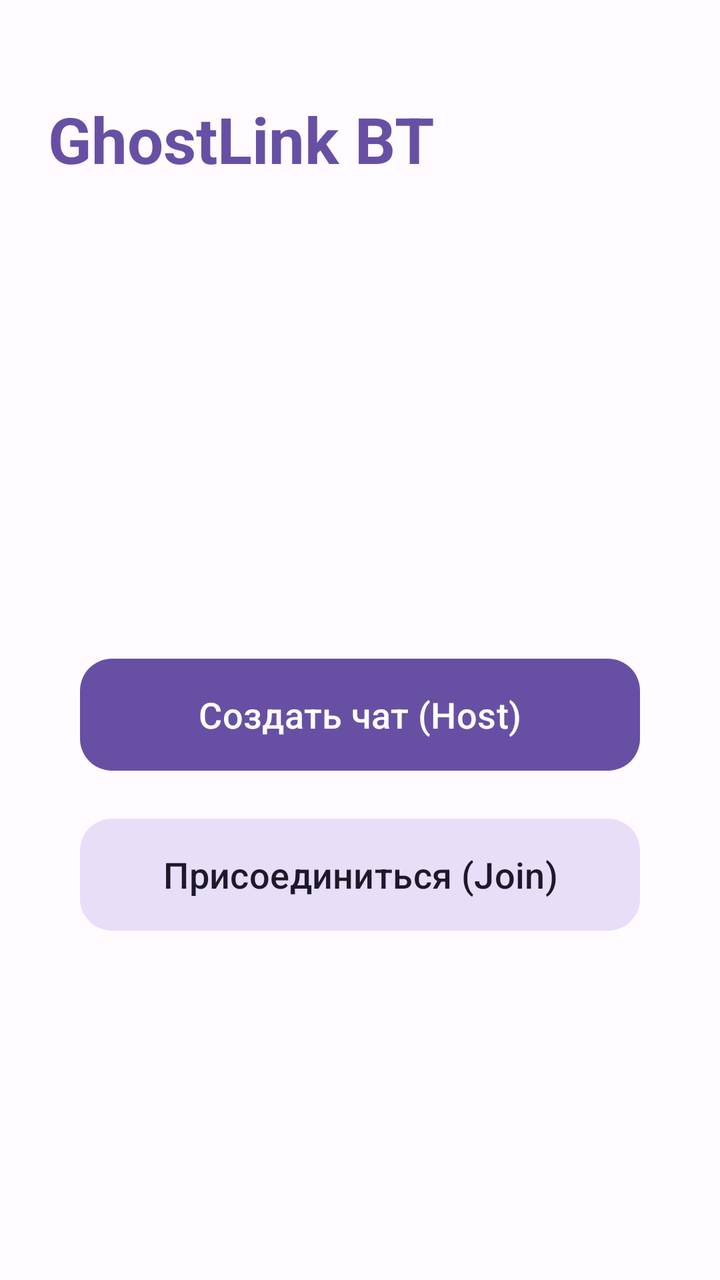
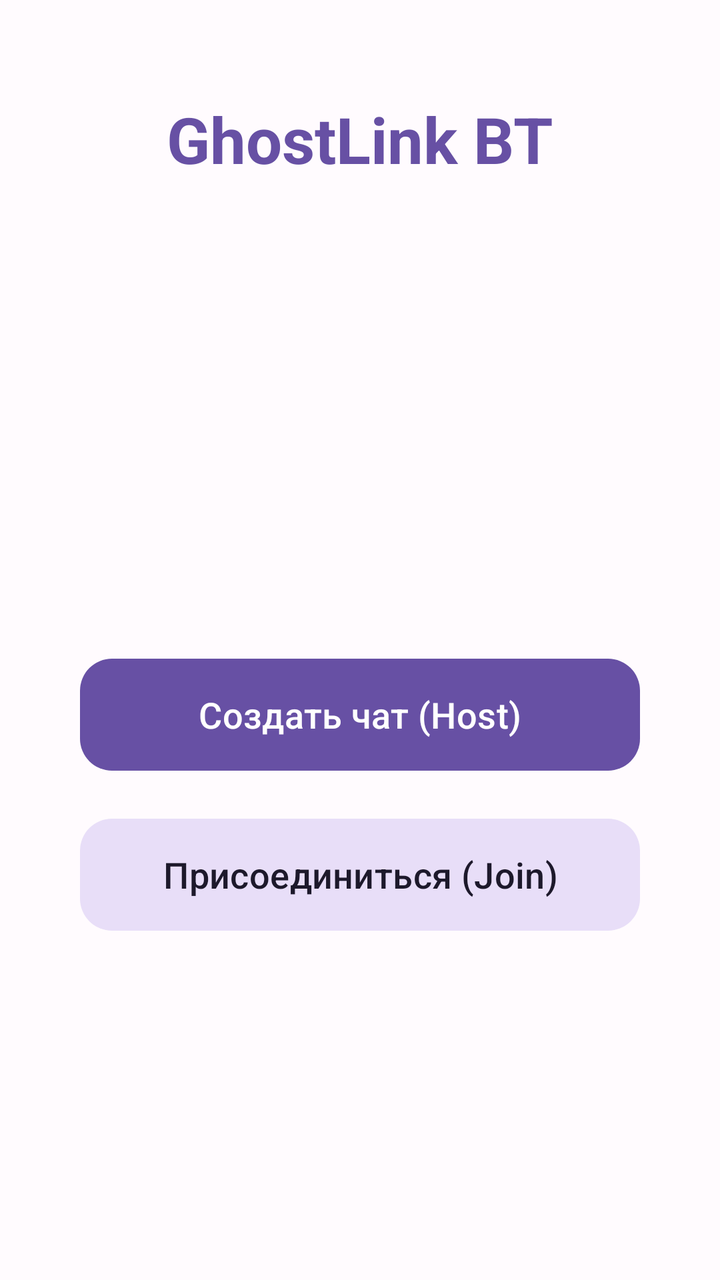

The first picture is an Android layout as it rendered before a commit; the second is the same layout after the commit. The layout source and the unified diff follow.
<!-- AndroidManifest.xml: application theme Theme.Ghostlink -->
<!-- res/layout/activity_main.xml -->
<?xml version="1.0" encoding="utf-8"?>
<LinearLayout xmlns:android="http://schemas.android.com/apk/res/android"
    xmlns:app="http://schemas.android.com/apk/res-auto"
    android:id="@+id/main"
    android:layout_width="match_parent"
    android:layout_height="match_parent"
    android:orientation="vertical"
    android:paddingTop="48dp"
    android:paddingHorizontal="24dp">

    <TextView
        android:id="@+id/titleText"
        android:layout_width="wrap_content"
        android:layout_height="wrap_content"
        android:layout_marginBottom="48dp"
        android:text="GhostLink BT"
        android:textColor="?attr/colorPrimary"
        android:textSize="32sp"
        android:textStyle="bold"
        style="@style/TextAppearance.Material3.HeadlineLarge" />

    <LinearLayout
        android:layout_width="match_parent"
        android:layout_height="match_parent"
        android:orientation="vertical"
        android:gravity="center">

        <com.google.android.material.button.MaterialButton
            android:id="@+id/btnHost"
            style="@style/Widget.Material3.Button"
            android:layout_width="match_parent"
            android:layout_height="64dp"
            android:layout_margin="16dp"
            android:text="Создать чат (Host)"
            android:textSize="18sp"
            app:cornerRadius="16dp" />

        <com.google.android.material.button.MaterialButton
            android:id="@+id/btnJoin"
            style="@style/Widget.Material3.Button.TonalButton"
            android:layout_width="match_parent"
            android:layout_height="64dp"
            android:layout_marginHorizontal="16dp"
            android:text="Присоединиться (Join)"
            android:textSize="18sp"
            app:cornerRadius="16dp" />

    </LinearLayout>
</LinearLayout>
<!-- resources referenced by this layout -->
<resources>
  <style name="Theme.Ghostlink" parent="Base.Theme.Ghostlink" />
  <style name="Base.Theme.Ghostlink" parent="Theme.Material3.DayNight.NoActionBar">
          <item name="colorPrimary">@color/primary</item>
          <item name="colorOnPrimary">@color/onPrimary</item>
  
          <item name="android:windowBackground">#FFFBFE</item>
          <item name="android:statusBarColor">#FFFBFE</item>
          <item name="android:windowLightStatusBar">true</item>
      </style>
  <color name="primary">#6750A4</color>
  <color name="onPrimary">#FFFFFF</color>
</resources>

<!-- the commit's change to res/layout/activity_main.xml (unified diff, before → after) -->
@@ -13,10 +13,11 @@
         android:layout_width="wrap_content"
         android:layout_height="wrap_content"
         android:layout_marginBottom="48dp"
-        android:text="GhostLink BT"
+        android:layout_gravity="center_horizontal" android:text="GhostLink BT"
         android:textColor="?attr/colorPrimary"
         android:textSize="32sp"
         android:textStyle="bold"
+        android:textAlignment="center"
         style="@style/TextAppearance.Material3.HeadlineLarge" />
 
     <LinearLayout
